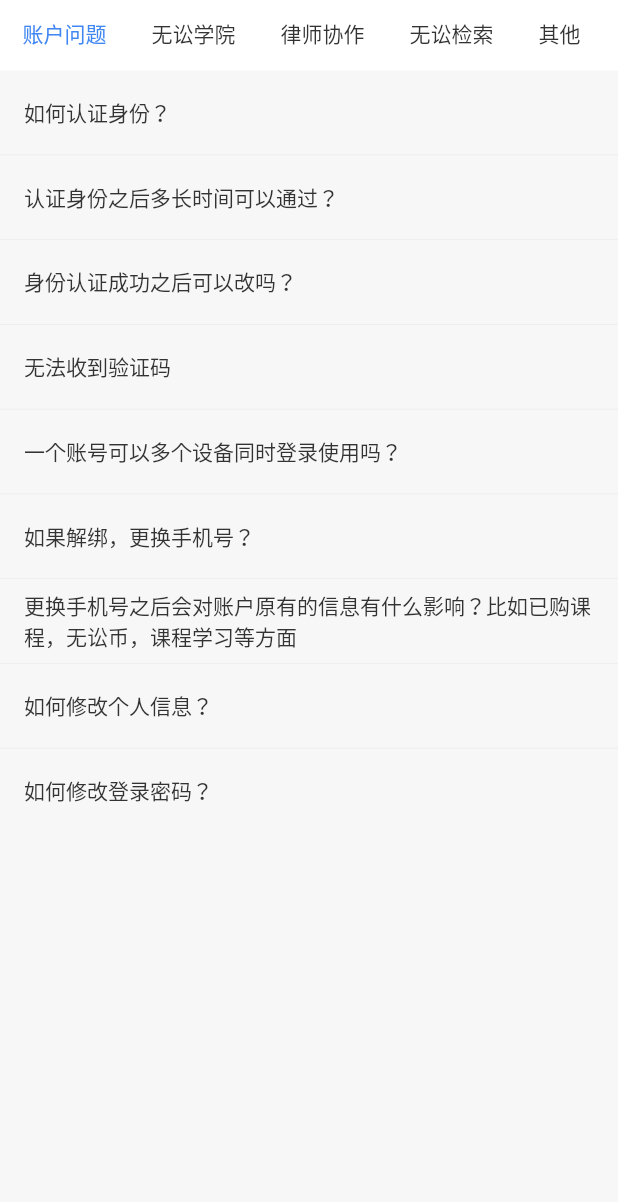
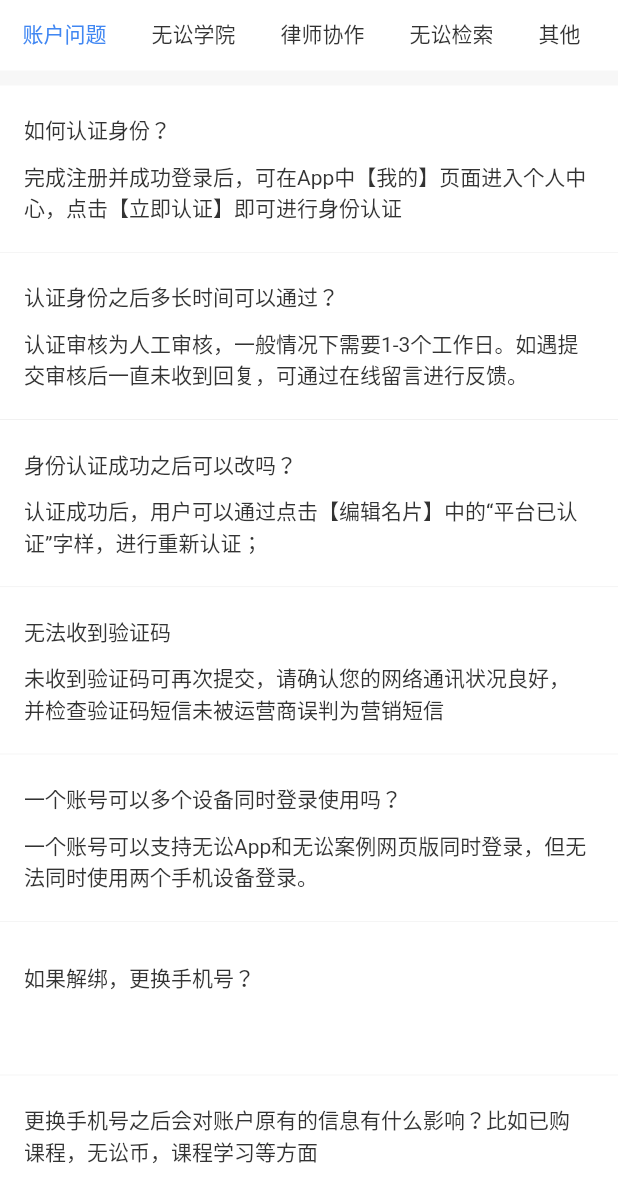
Before and after one commit to GodlikeLPC/WSFlutterWeb, a Flutter app: the screen it shows after launch, on a phone screen of 412 x 824 dp. Shown: the top 1202 px of the screen. Run offline on Flutter 3.47's test engine with Material 2 defaults, Android fonts, the phone set to English and light mode, and no system bars.

Commit message:
样式更新

```diff
--- a/lib/scene/help/ws_help_app_page.dart
+++ b/lib/scene/help/ws_help_app_page.dart
@@ -542,11 +542,27 @@
   ];
 
   _widgetListViewCell(WSHelpQAModel qaModel) {
-    return ListTile(
-      title: LPCText(
+    return Container(
+      color: WSColor.colorBgContainer,
+      padding: const EdgeInsets.symmetric(vertical: 15.0),
+      child: ListTile(
+        title: SelectableText(
           qaModel.question,
+          style: TextStyle(
             fontSize: WSFont.fontSize14,
-        textColor: WSColor.color333333,
+            color: WSColor.color333333,
+          ),
+        ),
+        subtitle: Padding(
+          padding: const EdgeInsets.only(top: 10),
+          child: SelectableText(
+            qaModel.answer,
+            style: TextStyle(
+              fontSize: WSFont.fontSize14,
+              color: WSColor.color333333,
+            ),
+          ),
+        ),
       ),
     );
   }
@@ -570,8 +586,12 @@
         listQAs = _listOtherQAs;
         break;
     }
-    return ListView.separated(
-      shrinkWrap: true,
+    return Container(
+      margin: EdgeInsets.only(top: 10),
+      color: WSColor.colorBgContainer,
+      child: ListView.separated(
+        padding: EdgeInsets.only(bottom: 70),
+        physics: BouncingScrollPhysics(),
         itemCount: listQAs.length,
         itemBuilder: (BuildContext context, int index) {
           return _widgetListViewCell(listQAs[index]);
@@ -579,44 +599,47 @@
         separatorBuilder: (BuildContext context, int index) {
           return LPCLine();
         },
-    );
-    return SingleChildScrollView(
-      child: Container(
-        margin: EdgeInsets.only(top: 10, bottom: 100),
-        color: WSColor.colorBgContainer,
-        child: ExpansionPanelList.radio(
-          expansionCallback: (index, isExpanded) {
-            setState(() {
-              listQAs[index].isExpanded = !isExpanded;
-            });
-          },
-          children: listQAs
-              .map(
-                (e) => ExpansionPanelRadio(
-                  canTapOnHeader: true,
-                  value: e.question,
-                  headerBuilder: (context, isExpanded) {
-                    return ListTile(
-                      title: LPCText(
-                        e.question,
-                        fontSize: WSFont.fontSize14,
-                        textColor: WSColor.color333333,
       ),
     );
-                  },
-                  body: ListTile(
-                    title: LPCText(
-                      e.answer,
-                      fontSize: WSFont.fontSize14,
-                      textColor: WSColor.color333333,
-                    ),
-                  ),
-                ),
-              )
-              .toList(),
-        ),
-      ),
-    );
+
+    // return SingleChildScrollView(
+    //   physics: BouncingScrollPhysics(),
+    //   child: Container(
+    //     margin: EdgeInsets.only(top: 10, bottom: 100),
+    //     color: WSColor.colorBgContainer,
+    //     child: ExpansionPanelList.radio(
+    //       expansionCallback: (index, isExpanded) {
+    //         setState(() {
+    //           listQAs[index].isExpanded = !isExpanded;
+    //         });
+    //       },
+    //       children: listQAs
+    //           .map(
+    //             (e) => ExpansionPanelRadio(
+    //               canTapOnHeader: true,
+    //               value: e.question,
+    //               headerBuilder: (context, isExpanded) {
+    //                 return ListTile(
+    //                   title: LPCText(
+    //                     e.question,
+    //                     fontSize: WSFont.fontSize14,
+    //                     textColor: WSColor.color333333,
+    //                   ),
+    //                 );
+    //               },
+    //               body: ListTile(
+    //                 title: LPCText(
+    //                   e.answer,
+    //                   fontSize: WSFont.fontSize14,
+    //                   textColor: WSColor.color333333,
+    //                 ),
+    //               ),
+    //             ),
+    //           )
+    //           .toList(),
+    //     ),
+    //   ),
+    // );
   }
 
   _mainWidget() {
```
Also changed, not shown: 3 other files. Lines whose indentation alone changed are shown as unchanged.
